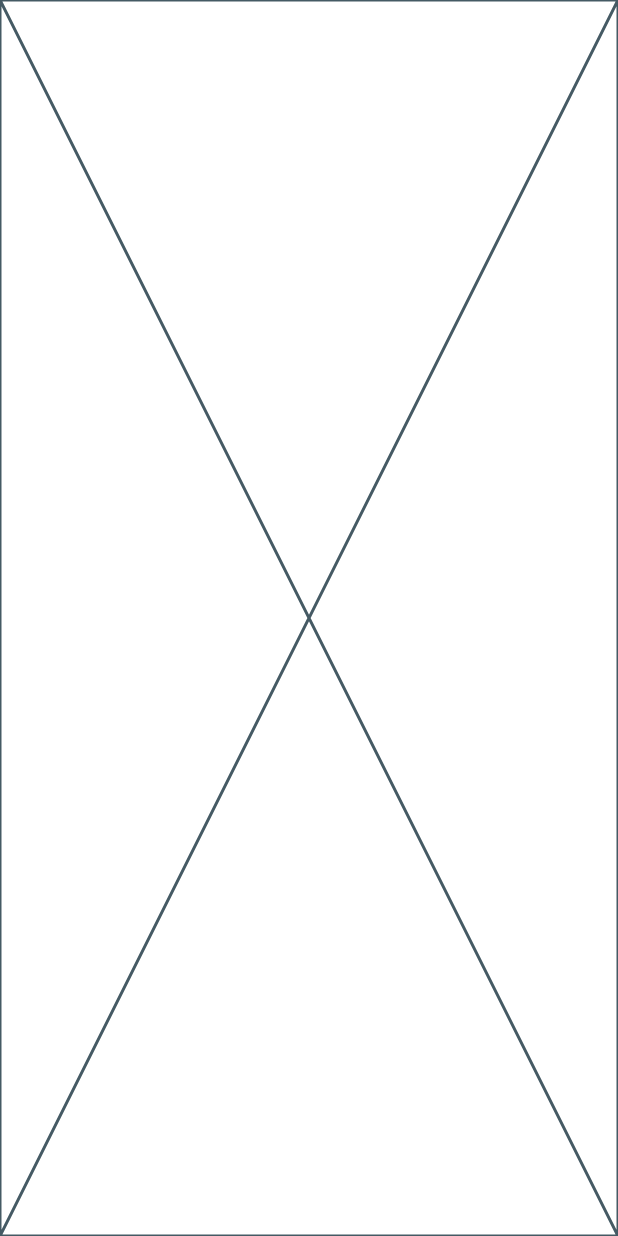
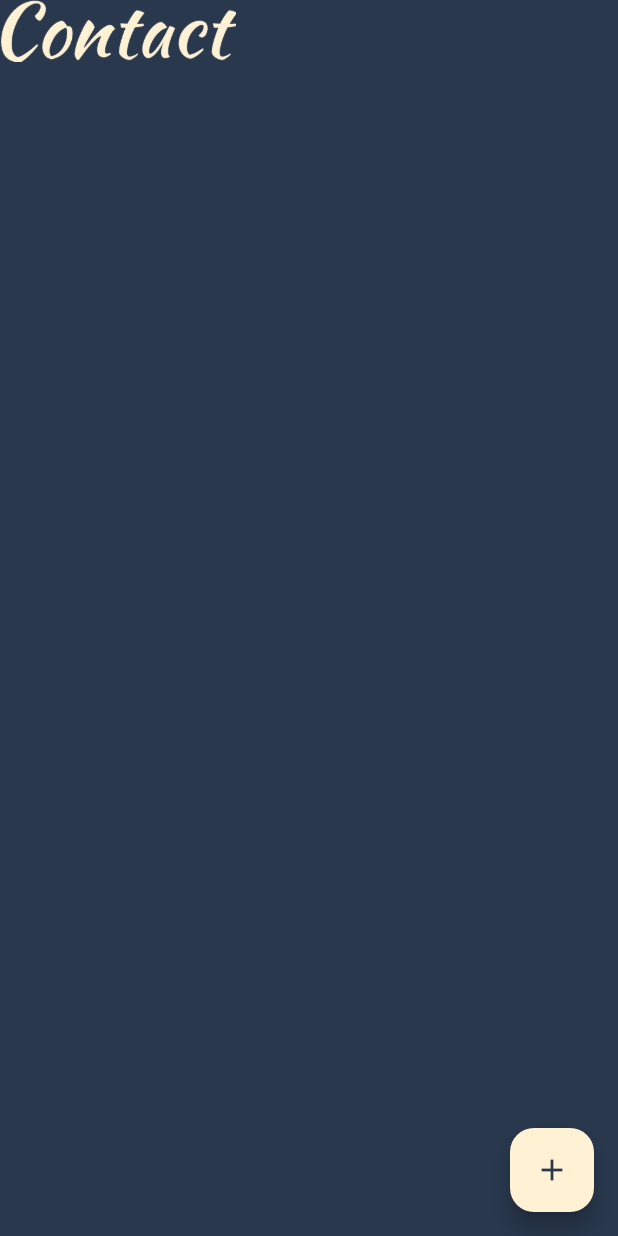
Before and after one commit to AbdallaNashat/Contact-App, a Flutter app: the screen it shows after launch, on a phone screen of 412 x 824 dp. Run offline on Flutter 3.47's test engine with Material 3 defaults, Android fonts, the phone set to English and light mode, and no system bars.

Commit message:
new project splash

```diff
--- a/lib/core/constants/app_assets.dart
+++ b/lib/core/constants/app_assets.dart
@@ -1,7 +1,7 @@
 abstract class AppAssets{
   static const String splashLogo = "assets/images/Contact.png";
   static const String contactLogo = "assets/images/ContactLogo.png";
-
+  static const String contact = "assets/images/Contact.png";
   static const String emptyList = "assets/animations/empty_list.json";
   //static const String imagePicker = "assets/animations/image_picker.json";
 
--- a/lib/core/home/home_screen.dart
+++ b/lib/core/home/home_screen.dart
@@ -1,4 +1,6 @@
 import 'package:flutter/material.dart';
+import 'package:newcontact/core/constants/app_assets.dart';
+import 'package:newcontact/core/constants/color_palette.dart';
 
 class HomeScreen extends StatelessWidget {
   static const String routeName = "/home";
@@ -6,6 +8,21 @@ class HomeScreen extends StatelessWidget {
 
   @override
   Widget build(BuildContext context) {
-    return const Placeholder();
+    return Scaffold(
+      backgroundColor: ColorPalette.darkBlue,
+      body: SafeArea(
+        child: Column(
+          children: [
+            Image.asset(AppAssets.contact , height: MediaQuery.of(context).size.height * 0.05, ),
+          ],
+        ),
+      ),
+      floatingActionButton: FloatingActionButton(
+          onPressed: (){},
+      backgroundColor: ColorPalette.gold,
+        foregroundColor: ColorPalette.darkBlue,
+        child: const Icon(Icons.add),
+      ),
+    );
   }
 }
```
